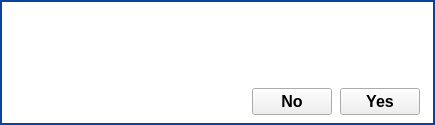
First picture: the form in parsec/core/gui/forms/question_dialog.ui, repository Scille/parsec-cloud, before the edit.
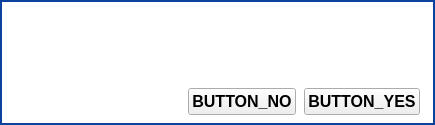
Second picture: the form after the edit. Icons and pictures are not drawn. Custom widgets are drawn as their Qt base class.

What changed in the file:
```diff
--- a/parsec/core/gui/forms/question_dialog.ui
+++ b/parsec/core/gui/forms/question_dialog.ui
@@ -292,7 +292,7 @@
                <string notr="true"/>
               </property>
               <property name="text">
-               <string>No</string>
+               <string>BUTTON_NO</string>
               </property>
               <property name="iconSize">
                <size>
@@ -324,7 +324,7 @@
                <string notr="true"/>
               </property>
               <property name="text">
-               <string>Yes</string>
+               <string>BUTTON_YES</string>
               </property>
               <property name="iconSize">
                <size>
```
